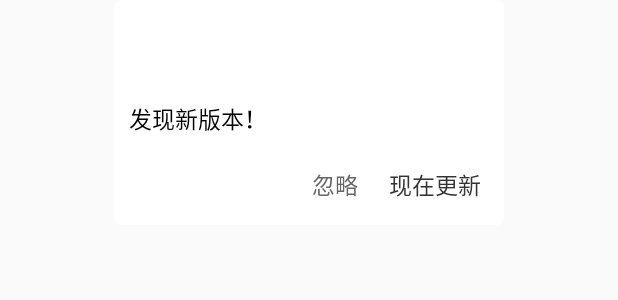
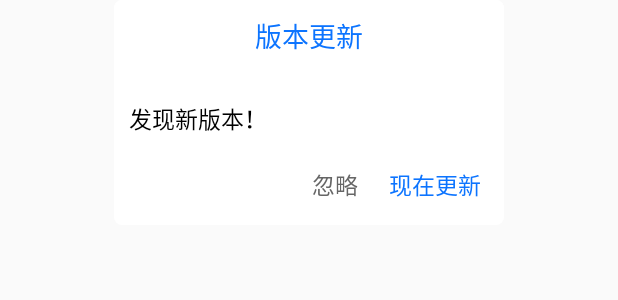
Before and after one commit to Equalzys/InterviewQA, an Android app: the layout dialog_update_app.xml on its own in the app's theme, with its tools: preview values and no code run, on a phone screen of 412 x 824 dp. Shown: the top 300 px of the screen. Run offline under Robolectric (Android 15) with nearby library versions, the light colour scheme and no system bars; network calls fail.

Commit message:
修改更新逻辑代码bug

```diff
--- a/baselibrary/src/main/res/layout/dialog_update_app.xml
+++ b/baselibrary/src/main/res/layout/dialog_update_app.xml
@@ -28,7 +28,7 @@
                 android:gravity="center"
                 android:padding="10dp"
                 android:text="版本更新"
-                android:textColor="@color/white"
+                android:textColor="#0C74FF"
                 android:textSize="18sp"
                 />
 
@@ -80,7 +80,7 @@
                 android:background="@color/white"
                 android:text="现在更新"
                 android:padding="5dp"
-                android:textColor="@color/color_333"
+                android:textColor="#0C74FF"
                 android:textSize="15sp"/>
 
         </RelativeLayout>
--- a/build.gradle
+++ b/build.gradle
@@ -15,7 +15,7 @@ buildscript {
 
     }
     dependencies {
-        classpath 'com.android.tools.build:gradle:3.3.0'
+        classpath 'com.android.tools.build:gradle:3.3.1'
         classpath "org.jetbrains.kotlin:kotlin-gradle-plugin:$kotlin_version"
         // NOTE: Do not place your application dependencies here; they belong
         // in the individual module build.gradle files
```
Also changed, not shown: app/src/main/java/com/zys/qa/update/ApkUpdate.kt (+5 -3 lines).
